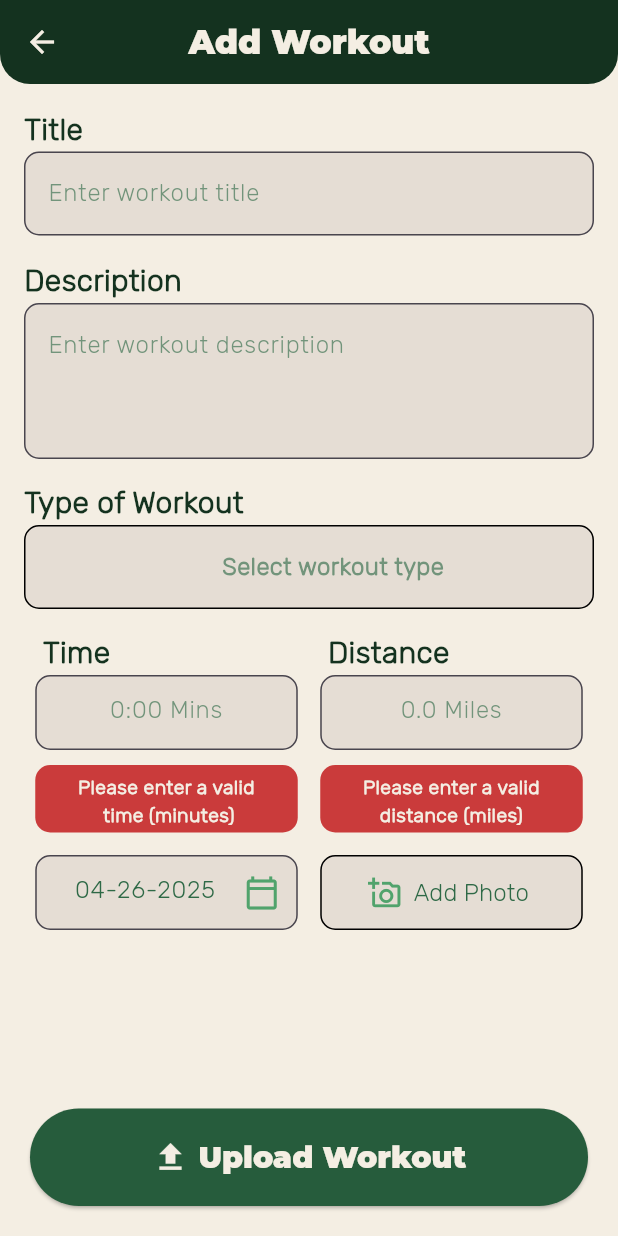
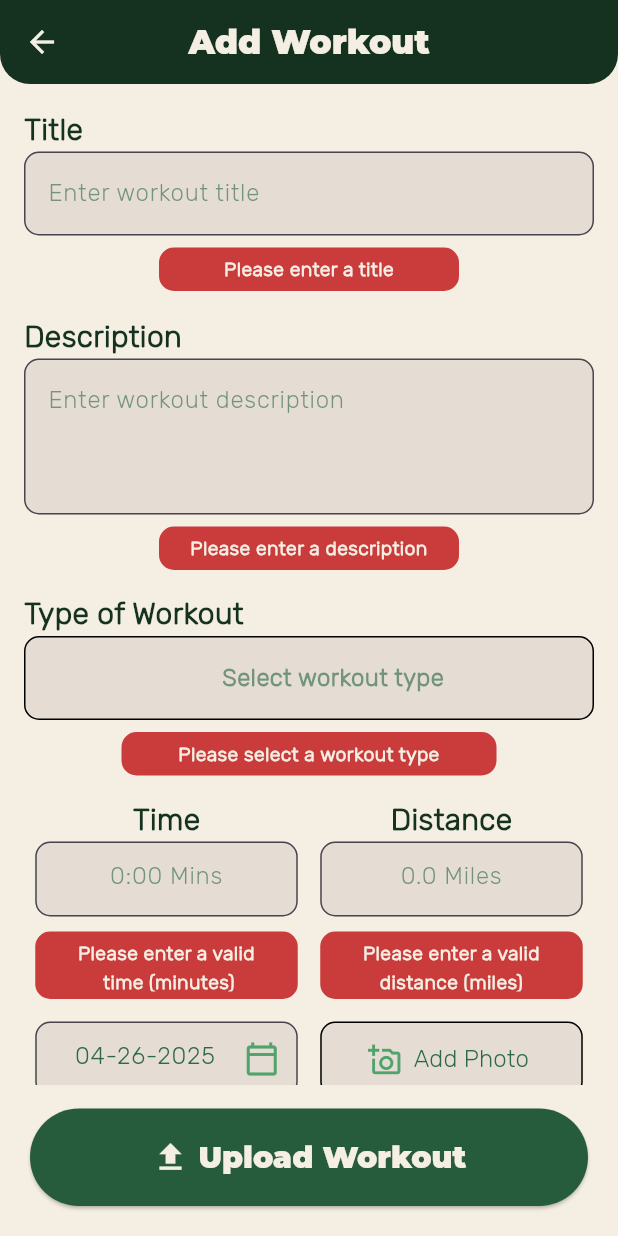
Before and after one commit to marcsaffold17/GetFitApp, a Flutter app: the WorkoutEntryScreen screen opened directly with empty values, after a tap on "Upload Workout", on a phone screen of 412 x 824 dp. Run offline on Flutter 3.47's test engine with Material 3 defaults, Android fonts, the phone set to English and light mode, and no system bars; our stand-ins replace cloud_firestore, firebase_core, firebase_storage, fl_chart, google_nav_bar, image_picker and 1 more; accounts and stored records are empty.

Commit message:
Made all of insertworkout have error boxes

```diff
--- a/get_fit_app/lib/view/insert_workout_view.dart
+++ b/get_fit_app/lib/view/insert_workout_view.dart
@@ -41,6 +41,8 @@ class _WorkoutEntryScreenState extends State<WorkoutEntryScreen>
   IconData? _workoutTypeIcon;
 
   File? _image;
+  String? _titleError;
+  String? _descriptionError;
   String? _dropdownError;
   String? _dateError;
   String? _timeError;
@@ -235,6 +237,28 @@ class _WorkoutEntryScreenState extends State<WorkoutEntryScreen>
                   maxLine: 1,
                   hintText: 'Enter workout title',
                 ),
+                if (_titleError != null)
+                  Padding(
+                    padding: const EdgeInsets.only(top: 8.0),
+                    child: Container(
+                      width: 200,
+                      decoration: BoxDecoration(
+                        color: Color.fromARGB(255, 202, 59, 59),
+                        borderRadius: BorderRadius.circular(10.0),
+                      ),
+                      padding: EdgeInsets.symmetric(vertical: 5),
+                      child: Text(
+                        _titleError!,
+                        textAlign: TextAlign.center,
+                        style: TextStyle(
+                          color: Color.fromARGB(255, 244, 238, 227),
+                          fontSize: 13,
+                          fontFamily: 'RubikL',
+                          fontWeight: FontWeight.bold,
+                        ),
+                      ),
+                    ),
+                  ),
                 SizedBox(height: 16.0),
                 Align(
                   alignment: Alignment.centerLeft,
@@ -253,6 +277,28 @@ class _WorkoutEntryScreenState extends State<WorkoutEntryScreen>
                   maxLine: 3,
                   hintText: 'Enter workout description',
                 ),
+                if (_descriptionError != null)
+                  Padding(
+                    padding: const EdgeInsets.only(top: 8.0),
+                    child: Container(
+                      width: 200,
+                      decoration: BoxDecoration(
+                        color: Color.fromARGB(255, 202, 59, 59),
+                        borderRadius: BorderRadius.circular(10.0),
+                      ),
+                      padding: EdgeInsets.symmetric(vertical: 5),
+                      child: Text(
+                        _descriptionError!,
+                        textAlign: TextAlign.center,
+                        style: TextStyle(
+                          color: Color.fromARGB(255, 244, 238, 227),
+                          fontSize: 13,
+                          fontFamily: 'RubikL',
+                          fontWeight: FontWeight.bold,
+                        ),
+                      ),
+                    ),
+                  ),
                 SizedBox(height: 15.0),
                 Align(
                   alignment: Alignment.centerLeft,
@@ -296,6 +342,28 @@ class _WorkoutEntryScreenState extends State<WorkoutEntryScreen>
                     ),
                   ),
                 ),
+                if (_dropdownError != null)
+                  Padding(
+                    padding: const EdgeInsets.only(top: 8.0),
+                    child: Container(
+                      width: 250,
+                      decoration: BoxDecoration(
+                        color: Color.fromARGB(255, 202, 59, 59),
+                        borderRadius: BorderRadius.circular(10.0),
+                      ),
+                      padding: EdgeInsets.symmetric(vertical: 5),
+                      child: Text(
+                        _dropdownError!,
+                        textAlign: TextAlign.center,
+                        style: TextStyle(
+                          color: Color.fromARGB(255, 244, 238, 227),
+                          fontSize: 13,
+                          fontFamily: 'RubikL',
+                          fontWeight: FontWeight.bold,
+                        ),
+                      ),
+                    ),
+                  ),
                 SizedBox(height: 15.0),
                 Center(
                   child: Row(
@@ -502,17 +570,28 @@ class _WorkoutEntryScreenState extends State<WorkoutEntryScreen>
                   distanceValue == null || distanceValue <= 0
                       ? 'Please enter a valid\ndistance (miles)'
                       : null;
-
               _dropdownError =
                   _workoutType == null ? 'Please select a workout type' : null;
               _dateError = _validateDate(_dayController.text);
             });
+            if (_titleController.text.isEmpty) {
+              _titleError = 'Please enter a title';
+            } else {
+              _titleError = null;
+            }
+            if (_descriptionController.text.isEmpty) {
+              _descriptionError = 'Please enter a description';
+            } else {
+              _descriptionError = null;
+            }
 
             if (_formKey.currentState!.validate() &&
                 _dropdownError == null &&
                 _dateError == null &&
                 _timeError == null &&
-                _distanceError == null) {
+                _distanceError == null &&
+                _titleError == null &&
+                _descriptionError == null) {
               widget.presenter.view = this;
               double? distance =
                   double.tryParse(_distanceController.text) ?? 0.0;
@@ -611,11 +690,12 @@ class InputFunctions extends StatelessWidget {
   @override
   Widget build(BuildContext context) {
     return Column(
-      crossAxisAlignment: CrossAxisAlignment.start,
+      crossAxisAlignment: CrossAxisAlignment.center,
       children: [
         Padding(
-          padding: EdgeInsets.only(left: 5),
+          padding: EdgeInsets.only(left: 0),
           child: Text(
+            // textAlign: TextAlign.center,
             text,
             style: TextStyle(
               fontFamily: 'RubikL',
```
